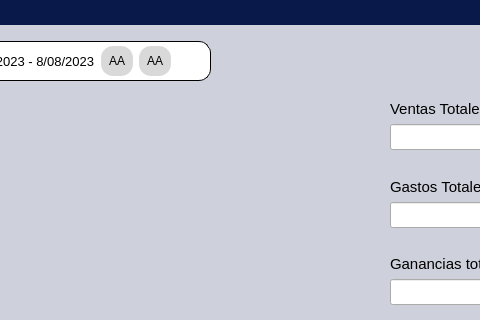
Ventthos/PollosExpress, file RawInterfaces/Analisis.ui: the form before one commit; both pictures show x 170 to 650 and y 0 to 320 of the 841 by 600 pixel window.
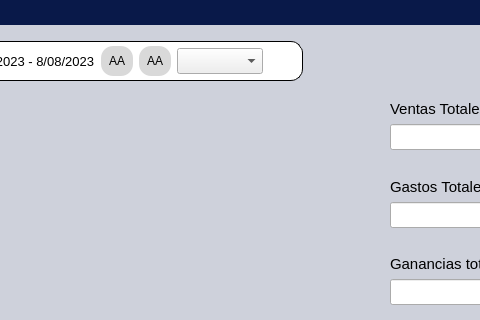
The form after the commit.

What changed in the file:
```diff
--- a/RawInterfaces/Analisis.ui
+++ b/RawInterfaces/Analisis.ui
@@ -155,6 +155,15 @@
                   </property>
                  </widget>
                 </item>
+                <item>
+                 <widget class="QComboBox" name="comboBoxModos">
+                  <property name="font">
+                   <font>
+                    <pointsize>11</pointsize>
+                   </font>
+                  </property>
+                 </widget>
+                </item>
                </layout>
               </widget>
              </item>
```
Left out of the diff: 2 changed lines with no effect on the pictures.
